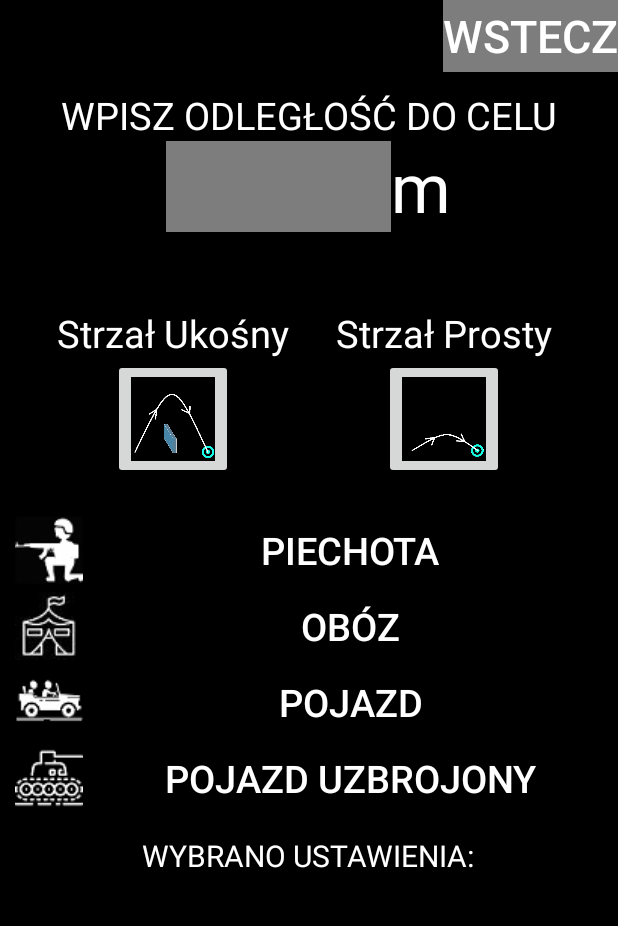
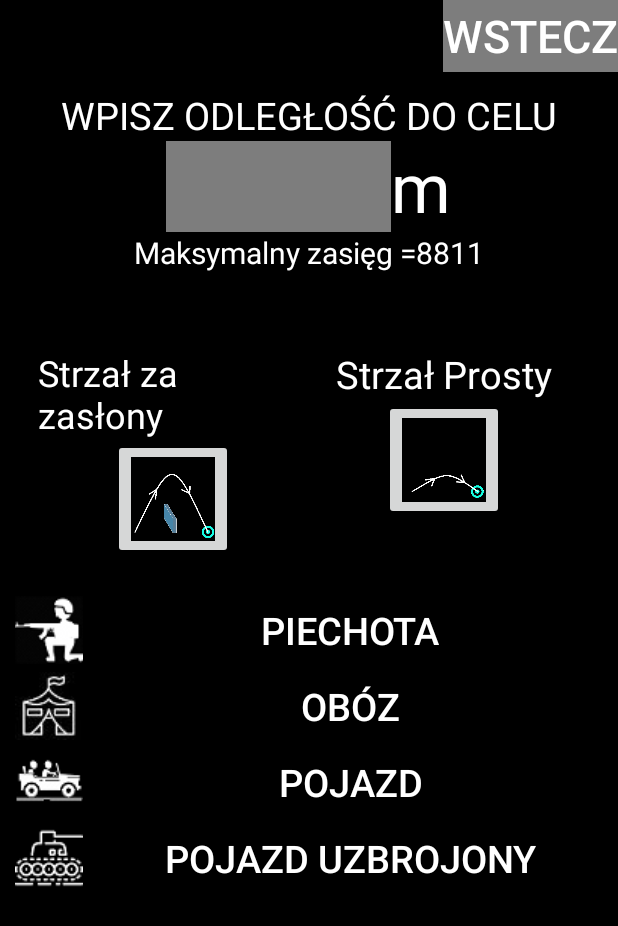
Before and after one commit to Matthas/AimAssistant, an Android app: the screen it shows after launch (MainActivity), after a tap on "M383/M384", on a phone screen of 412 x 824 dp. Shown: the top 926 px of the screen. Run offline under Robolectric (Android 15) with nearby library versions, the phone set to English and light mode, and no system bars.

Commit message:
Small changed suggested by supervisor

```diff
--- a/app/src/main/java/com/matthas/aimassistant/MainActivity.java
+++ b/app/src/main/java/com/matthas/aimassistant/MainActivity.java
@@ -6,6 +6,7 @@ import android.hardware.Sensor;
 import android.hardware.SensorEvent;
 import android.hardware.SensorEventListener;
 import android.hardware.SensorManager;
+import android.media.Image;
 import android.os.Bundle;
 import android.text.Editable;
 import android.text.Layout;
@@ -41,6 +42,7 @@ public class MainActivity extends Activity implements SensorEventListener {
     TextView mDistanceIn;
     TextView mTargetAngle;
     TextView mIRdatashow;
+    TextView mMaxrangetext;
     ConsumerIrManager mCIR;
     private SensorManager mgr;
 
@@ -50,10 +52,11 @@ public class MainActivity extends Activity implements SensorEventListener {
     private int distance;        //odleglosc do celu         [m]
     private int targettype;      //rodzaj celu               [0-9]
     private int maxmissilerange; //maksymalny zasieg pocisku [m]
-    private int averagemissilespeed; //srednia predkosc pocisku  [m/s]
+    private double averagemissilespeed; //srednia predkosc pocisku  [m/s]
     private float calibratedangle=0; //zmienna potrzebna do kalibracji katu pochylenia
     private int curvetype=0;    //typ strzalu ukosny/prosty
     private int typeoftarget=0;    //rodzaj celu [1-4]
+    private double gravity = 9.81f;  //wartosc przyspieszenia ziemskiego
 
 
     private static final int SENSOR_DELAY = 100 * 1000; // 500ms
@@ -85,8 +88,8 @@ public class MainActivity extends Activity implements SensorEventListener {
         findViewById(R.id.backbuttonsettingsmenu).setOnClickListener(mBackbuttonsettingsmenu);
         findViewById(R.id.highshot).setOnClickListener(mHishshot);
         findViewById(R.id.lowshot).setOnClickListener(mLowshow);
-        mtrajectorytypeshow = (TextView) findViewById(R.id.trajectorytypeshow);
-        mtargettypeshow = (TextView) findViewById(R.id.targettypeshow);
+        //mtrajectorytypeshow = (TextView) findViewById(R.id.trajectorytypeshow);
+        //mtargettypeshow = (TextView) findViewById(R.id.targettypeshow);
         mTargetAngle = (TextView) findViewById(R.id.targetangle);
         findViewById(R.id.targettype1).setOnClickListener(mTargettype1);
         findViewById(R.id.targettype2).setOnClickListener(mTargettype2);
@@ -96,6 +99,7 @@ public class MainActivity extends Activity implements SensorEventListener {
         findViewById(R.id.nextshot).setOnClickListener(mNextshot);
         mIRdatashow = (TextView) findViewById(R.id.IRdatashow);
         mDistanceIn = (EditText) findViewById(R.id.distanceIn);
+        mMaxrangetext = (TextView) findViewById(R.id.maxrangetext);
         findViewById(R.id.buttonviewchange).setOnClickListener(mModechange);
         //wywolanie funkcji sprawdzajacej wprowadzenie wszystkich danych przy kazdej zmiane wartosci
         //odleglosci
@@ -134,7 +138,6 @@ public class MainActivity extends Activity implements SensorEventListener {
             } else {
                 viewmode = 1;
             }
-
             viewmodeswitch();
         }
     };
@@ -154,7 +157,7 @@ public class MainActivity extends Activity implements SensorEventListener {
             ((Button) findViewById(R.id.backbuttonsettingsmenu)).setTextColor(getResources().getColor(R.color.black));           //przycisk wstecz Text
             ((Button) findViewById(R.id.backbuttonsettingsmenu)).setBackgroundColor(getResources().getColor(R.color.grey));      //przycisk wstecz Tlo
             ((TextView) findViewById(R.id.typedistancetotarged)).setTextColor(getResources().getColor(R.color.black));           //wpisz odleglosc do celu TEXT color
-            ((EditText) findViewById(R.id.distanceIn)).setBackgroundColor(getResources().getColor(R.color.white));                //pole wpisywania odleglosci TLO
+            ((EditText) findViewById(R.id.distanceIn)).setBackgroundColor(getResources().getColor(R.color.grey));                //pole wpisywania odleglosci TLO
             ((EditText) findViewById(R.id.distanceIn)).setTextColor(getResources().getColor(R.color.black));                     //pole wpisywania odleglosci Kolor tekstu
             ((TextView) findViewById(R.id.distanceInUnit)).setTextColor(getResources().getColor(R.color.black));                 //pole z jednostka "m"
             ((TextView) findViewById(R.id.highshotText)).setTextColor(getResources().getColor(R.color.black));                   //strzal za zaslony Text color
@@ -173,9 +176,8 @@ public class MainActivity extends Activity implements SensorEventListener {
             ((Button) findViewById(R.id.targettype4)).setCompoundDrawablesWithIntrinsicBounds(R.drawable.armoredvehicle,0,0,0);  //target 4 obrazek
             ((Button) findViewById(R.id.targettype4)).setBackgroundColor(getResources().getColor(R.color.white));                                   //target 4 tlo
             ((Button) findViewById(R.id.targettype4)).setTextColor(getResources().getColor(R.color.black));                                         //target 4 text
-            ((TextView) findViewById(R.id.settingsfinal)).setTextColor(getResources().getColor(R.color.black));                 //wybrano ustawienia
-            ((TextView) findViewById(R.id.trajectorytypeshow)).setTextColor(getResources().getColor(R.color.black));                 //wybor kata strzalu
-            ((TextView) findViewById(R.id.targettypeshow)).setTextColor(getResources().getColor(R.color.black));                 //wybrano typu celu
+            ((TextView) findViewById(R.id.maxrangetext)).setTextColor((getResources().getColor(R.color.black)));
+            ((TextView) findViewById(R.id.maxrangestatictext)).setTextColor((getResources().getColor(R.color.black)));
             //targetsettings
 
             //final screen
@@ -220,9 +222,8 @@ public class MainActivity extends Activity implements SensorEventListener {
             ((Button) findViewById(R.id.targettype4)).setCompoundDrawablesWithIntrinsicBounds(R.drawable.armoredvehicle_black,0,0,0);  //target 4 obrazek
             ((Button) findViewById(R.id.targettype4)).setBackgroundColor(getResources().getColor(R.color.black));                                   //target 4 tlo
             ((Button) findViewById(R.id.targettype4)).setTextColor(getResources().getColor(R.color.white));                                         //target 4 text
-            ((TextView) findViewById(R.id.settingsfinal)).setTextColor(getResources().getColor(R.color.white));                 //wybrano ustawienia
-            ((TextView) findViewById(R.id.trajectorytypeshow)).setTextColor(getResources().getColor(R.color.white));                 //wybor kata strzalu
-            ((TextView) findViewById(R.id.targettypeshow)).setTextColor(getResources().getColor(R.color.white));                 //wybrano typu celu
+            ((TextView) findViewById(R.id.maxrangetext)).setTextColor((getResources().getColor(R.color.white)));
+            ((TextView) findViewById(R.id.maxrangestatictext)).setTextColor((getResources().getColor(R.color.white)));
             //targetsettings
 
             //final screen
@@ -257,6 +258,16 @@ public class MainActivity extends Activity implements SensorEventListener {
         mLayoutTargetSettings.setVisibility(View.VISIBLE);
     };
     //======funkcja wlaczajaca menu ustawien strzalu============
+
+    //funkcja obliczenia maksymalnego zasiegu
+    void calculatemaxrange() {
+        double maxrange;
+        maxrange = averagemissilespeed*averagemissilespeed/gravity;
+        NumberFormat nf = new DecimalFormat("####");
+        mMaxrangetext.setText("" +nf.format(maxrange));
+
+    }
+    //funkcja obliczenia maksymalnego zasiegu
     //======przycisk wyboru pocisku nr 111111111111=============
     View.OnClickListener mMissile1 = new View.OnClickListener() {
         @Override
@@ -265,6 +276,9 @@ public class MainActivity extends Activity implements SensorEventListener {
             averagemissilespeed = 294;
             maxmissilerange = 2200;
             targetsettinglayout();
+            calculatemaxrange();
+
+
         }
     };
     //======przycisk wyboru pocisku nr 22222222222=============
@@ -275,6 +289,8 @@ public class MainActivity extends Activity implements SensorEventListener {
             averagemissilespeed = 300;
             maxmissilerange = 2400;
             targetsettinglayout();
+            calculatemaxrange();
+
         }
     };
     //======przycisk wyboru pocisku nr 33333333333=============
@@ -285,6 +301,8 @@ public class MainActivity extends Activity implements SensorEventListener {
             averagemissilespeed = 260;
             maxmissilerange = 2100;
             targetsettinglayout();
+            calculatemaxrange();
+
         }
     };
     //======przycisk wyboru pocisku nr 44444444444=============
@@ -295,6 +313,8 @@ public class MainActivity extends Activity implements SensorEventListener {
             averagemissilespeed = 330;
             maxmissilerange = 2600;
             targetsettinglayout();
+            calculatemaxrange();
+
         }
     };
     //============przycisk kalibracji pochylenia===============
@@ -426,8 +446,6 @@ public class MainActivity extends Activity implements SensorEventListener {
             mLayoutMainmenu.setVisibility(View.VISIBLE);
             averagemissilespeed = 0;
             maxmissilerange = 0;
-            mtargettypeshow.setText(" ");
-            mtrajectorytypeshow.setText(" ");
         }
     };
     //=========przycisk wstecz=============
@@ -436,9 +454,13 @@ public class MainActivity extends Activity implements SensorEventListener {
         @Override
         public void onClick(View view) {
             Log.d(TAG, "Wybor strzalu ukosnego");
-            mtrajectorytypeshow.setText(R.string.highshot);
+
             curvetype = 1;
             checkifallsettingsok();
+                ((ImageButton) findViewById(R.id.highshot)).setBackgroundResource(R.layout.imagebutton_border);
+                ((ImageButton) findViewById(R.id.lowshot)).setBackgroundResource(R.color.grey);
+
+
         }
     };
     //=========wybor strzalu ukosnego============
@@ -447,20 +469,44 @@ public class MainActivity extends Activity implements SensorEventListener {
         @Override
         public void onClick(View view) {
             Log.d(TAG, "Wybor strzalu prostego");
-            mtrajectorytypeshow.setText(R.string.lowshot);
+
             curvetype = 2;
             checkifallsettingsok();
+                ((ImageButton) findViewById(R.id.lowshot)).setBackgroundResource(R.layout.imagebutton_border);
+                ((ImageButton) findViewById(R.id.highshot)).setBackgroundResource(R.color.grey);
         }
     };
+    //======funkcja pomocnicza podswietlen przyciskow===========
+
+    void unsellectbuttonsmissiletyp() {
+        if (viewmode==1){
+            ((Button) findViewById(R.id.targettype1)).setTextColor(getResources().getColor(R.color.black));
+            ((Button) findViewById(R.id.targettype2)).setTextColor(getResources().getColor(R.color.black));
+            ((Button) findViewById(R.id.targettype3)).setTextColor(getResources().getColor(R.color.black));
+            ((Button) findViewById(R.id.targettype4)).setTextColor(getResources().getColor(R.color.black));
+
+        } else {
+            ((Button) findViewById(R.id.targettype1)).setTextColor(getResources().getColor(R.color.white));
+            ((Button) findViewById(R.id.targettype2)).setTextColor(getResources().getColor(R.color.white));
+            ((Button) findViewById(R.id.targettype3)).setTextColor(getResources().getColor(R.color.white));
+            ((Button) findViewById(R.id.targettype4)).setTextColor(getResources().getColor(R.color.white));
+        }
+    }
+
+    //======funkcja pomocnicza podswietlen przyciskow===========
+
     //=========wybor strzalu prostego============
     //=========wybor celu PIECHOTA============
     View.OnClickListener mTargettype1 = new View.OnClickListener() {
         @Override
         public void onClick(View view) {
             Log.d(TAG, "Cel Typ nr 1");
-            mtargettypeshow.setText(R.string.infantry);
+
             targettype = 1;
             checkifallsettingsok();
+            //zaznacz przycisk na czerwono/odznacz pozostale przyciski
+            unsellectbuttonsmissiletyp();
+            ((Button) findViewById(R.id.targettype1)).setTextColor(getResources().getColor(R.color.red));
         }
     };
     //=========wybor celu PIECHOTA============
@@ -469,9 +515,12 @@ public class MainActivity extends Activity implements SensorEventListener {
         @Override
         public void onClick(View view) {
             Log.d(TAG, "Cel Typ nr 2");
-            mtargettypeshow.setText(R.string.base);
+
             targettype = 2;
             checkifallsettingsok();
+            //zaznacz przycisk na czerwono/odznacz pozostale przyciski
+            unsellectbuttonsmissiletyp();
+            ((Button) findViewById(R.id.targettype2)).setTextColor(getResources().getColor(R.color.red));
         }
     };
     //=========wybor celu OBOZ============
@@ -480,9 +529,12 @@ public class MainActivity extends Activity implements SensorEventListener {
         @Override
         public void onClick(View view) {
             Log.d(TAG, "Cel Typ nr 3\n");
-            mtargettypeshow.setText(R.string.infantryvehicle);
+
             targettype = 3;
             checkifallsettingsok();
+            //zaznacz przycisk na czerwono/odznacz pozostale przyciski
+            unsellectbuttonsmissiletyp();
+            ((Button) findViewById(R.id.targettype3)).setTextColor(getResources().getColor(R.color.red));
         }
     };
     //=========wybor celu POJAZD============
@@ -491,9 +543,12 @@ public class MainActivity extends Activity implements SensorEventListener {
         @Override
         public void onClick(View view) {
             Log.d(TAG, "Cel Typ nr 4\n");
-            mtargettypeshow.setText(R.string.armoredvehicle);
+
             targettype = 4;
             checkifallsettingsok();
+            //zaznacz przycisk na czerwono/odznacz pozostale przyciski
+            unsellectbuttonsmissiletyp();
+            ((Button) findViewById(R.id.targettype4)).setTextColor(getResources().getColor(R.color.red));
         }
     };
     //=========wybor celu POJAZD UZBROJONY============
@@ -538,15 +593,15 @@ public class MainActivity extends Activity implements SensorEventListener {
     public void getAngle() {
         double angle1,angle2;
         double distancedouble = distance;
-        double averagemissilespeeddouble = averagemissilespeed;
-        double gravity = 9.81f;
 
-        angle1 = Math.toDegrees(Math.atan((Math.pow(averagemissilespeeddouble, 2)
-                + Math.sqrt (Math.pow (averagemissilespeeddouble, 4) -
+
+
+        angle1 = Math.toDegrees(Math.atan((Math.pow(averagemissilespeed, 2)
+                + Math.sqrt (Math.pow (averagemissilespeed, 4) -
                 (gravity * (gravity * Math.pow (distancedouble, 2))))) /
                 (gravity * distancedouble)));
-        angle2 = Math.toDegrees(Math.atan((Math.pow(averagemissilespeeddouble, 2) -
-                Math.sqrt (Math.pow (averagemissilespeeddouble, 4) -
+        angle2 = Math.toDegrees(Math.atan((Math.pow(averagemissilespeed, 2) -
+                Math.sqrt (Math.pow (averagemissilespeed, 4) -
                         (gravity * (gravity * Math.pow (distancedouble, 2))))) / (
                                 gravity * distancedouble)));
 
--- a/app/src/main/res/layout/activity_main.xml
+++ b/app/src/main/res/layout/activity_main.xml
@@ -86,7 +86,7 @@
         android:layout_width="match_parent"
         android:layout_height="match_parent"
         android:orientation="vertical"
-        android:visibility="visible">
+        android:visibility="gone">
         <Button
             android:id="@+id/buttonviewchange"
             android:layout_width="wrap_content"
@@ -112,7 +112,7 @@
                 android:layout_width="250dp"
                 android:layout_height="wrap_content"
                 android:text="@string/missile1"
-                android:layout_margin="10dp"/>
+                android:layout_margin="10dp" />
             <Button
                 android:id="@+id/missle2"
                 android:layout_width="250dp"
@@ -170,7 +170,7 @@
         android:layout_height="match_parent"
         android:orientation="vertical"
         android:background="@color/black"
-        android:visibility="gone">
+        android:visibility="visible">
 
         <LinearLayout
             android:layout_width="match_parent"
@@ -245,6 +245,24 @@
                     android:textSize="45sp"
                     android:textColor="@color/white"/>
             </LinearLayout>
+            <LinearLayout
+                android:layout_width="match_parent"
+                android:layout_height="wrap_content"
+                android:gravity="center">
+            <TextView
+                android:id="@+id/maxrangestatictext"
+                android:layout_width="wrap_content"
+                android:layout_height="wrap_content"
+                android:text="@string/maxrange"
+                android:textColor="@color/white"
+                android:textSize="20sp"/>
+             <TextView
+                android:id="@+id/maxrangetext"
+                android:layout_width="wrap_content"
+                android:layout_height="wrap_content"
+                android:textSize="20sp"
+                android:textColor="@color/white"/>
+            </LinearLayout>
         </LinearLayout>
         <LinearLayout
             android:layout_width="match_parent"
@@ -264,14 +282,16 @@
                     android:layout_height="wrap_content"
                     android:layout_gravity="center_horizontal"
                     android:text="@string/highshot"
-                    android:textSize="25sp"/>
+                    android:textSize="24sp"/>
                 <ImageButton
                     android:id="@+id/highshot"
                     android:layout_width="80dp"
                     android:layout_height="80dp"
                     android:layout_gravity="center_horizontal"
                     android:scaleType="centerInside"
-                    android:src="@drawable/highshot"/>
+                    android:src="@drawable/highshot"
+
+                    />
             </LinearLayout>
             <LinearLayout
                 android:layout_width="fill_parent"
@@ -292,7 +312,8 @@
                     android:layout_height="80dp"
                     android:scaleType="centerInside"
                     android:layout_gravity="center_horizontal"
-                    android:src="@drawable/lowshot"/>
+                    android:src="@drawable/lowshot"
+                    />
             </LinearLayout>
         </LinearLayout>
         <LinearLayout
@@ -319,7 +340,7 @@
                 android:textAlignment="center"
                 android:textSize="25sp"
                 android:background="@color/white"
-                android:paddingTop="5dp"/>
+                android:paddingTop="5dp" />
             <Button
                 android:id="@+id/targettype2"
                 android:layout_width="match_parent"
@@ -357,33 +378,7 @@
                 android:background="@color/white"
                 android:paddingTop="5dp"/>
         </LinearLayout>
-        <LinearLayout
-            android:layout_width="match_parent"
-            android:layout_height="wrap_content"
-            android:orientation="vertical"
-            android:paddingTop="15dp">
-            <TextView
-                android:id="@+id/settingsfinal"
-                android:layout_width="wrap_content"
-                android:layout_height="wrap_content"
-                android:textSize="20sp"
-                android:text="@string/settingsfinal"
-                android:layout_gravity="center_horizontal"/>
-            <TextView
-                android:id="@+id/trajectorytypeshow"
-                android:layout_width="wrap_content"
-                android:layout_height="wrap_content"
-                android:paddingTop="5dp"
-                android:textSize="15sp"
-                android:layout_gravity="center_horizontal"/>
-            <TextView
-                android:id="@+id/targettypeshow"
-                android:layout_width="wrap_content"
-                android:layout_height="wrap_content"
-                android:paddingTop="5dp"
-                android:textSize="15sp"
-                android:layout_gravity="center_horizontal"/>
-        </LinearLayout>
+
         <LinearLayout
             android:layout_width="wrap_content"
             android:layout_height="wrap_content"
--- /dev/null
+++ b/app/src/main/res/layout/imagebutton_border.xml
@@ -0,0 +1,5 @@
+<shape xmlns:android="http://schemas.android.com/apk/res/android">
+    <stroke
+        android:width="10dp"
+        android:color="#fe0315" />
+</shape>
--- a/app/src/main/res/values/strings.xml
+++ b/app/src/main/res/values/strings.xml
@@ -8,7 +8,7 @@
     <string name="calibration">Skalibruj Poziom</string>
     <string name="backbutton">WSTECZ</string>
     <string name="typedistancetotarged">WPISZ ODLEGŁOŚĆ DO CELU</string>
-    <string name="highshot">Strzał Ukośny</string>
+    <string name="highshot">Strzał za zasłony</string>
     <string name="lowshot">Strzał Prosty</string>
     <string name="infantry">PIECHOTA</string>
     <string name="base">OBÓZ</string>
@@ -21,4 +21,5 @@
     <string name="nextshot">NASTEPNY STRZAŁ</string>
     <string name="modedark">Tryb Ciemny</string>
     <string name="modelight">Tryb Jasny</string>
+    <string name="maxrange">Maksymalny zasięg = </string>
 </resources>
```
Also changed, not shown: app/src/main/res/drawable-v24/highshot_border.png (added), app/src/main/res/drawable-v24/highshot_test.png (added), app/src/main/res/drawable-v24/hightshot_black_border.png (added), app/src/main/res/drawable-v24/lowshot_black_border.png (added), app/src/main/res/drawable-v24/lowshot_border.png (added).
